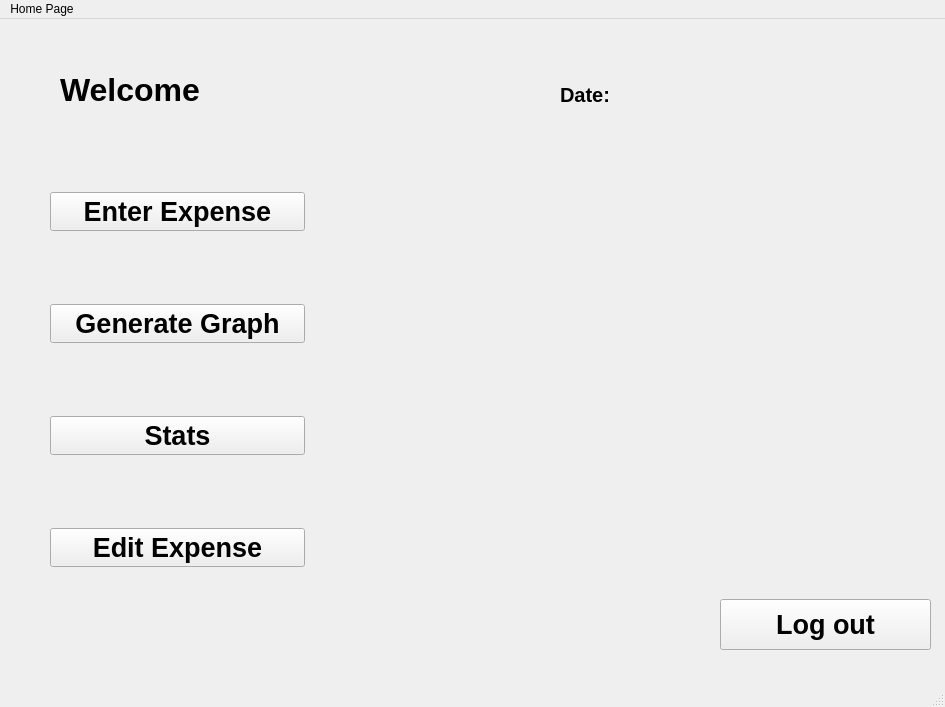
pukaradhikari1/EndSemProject-1, file mind_your_money/Mind_Your_Money/mainwindow.ui: the form before one commit.
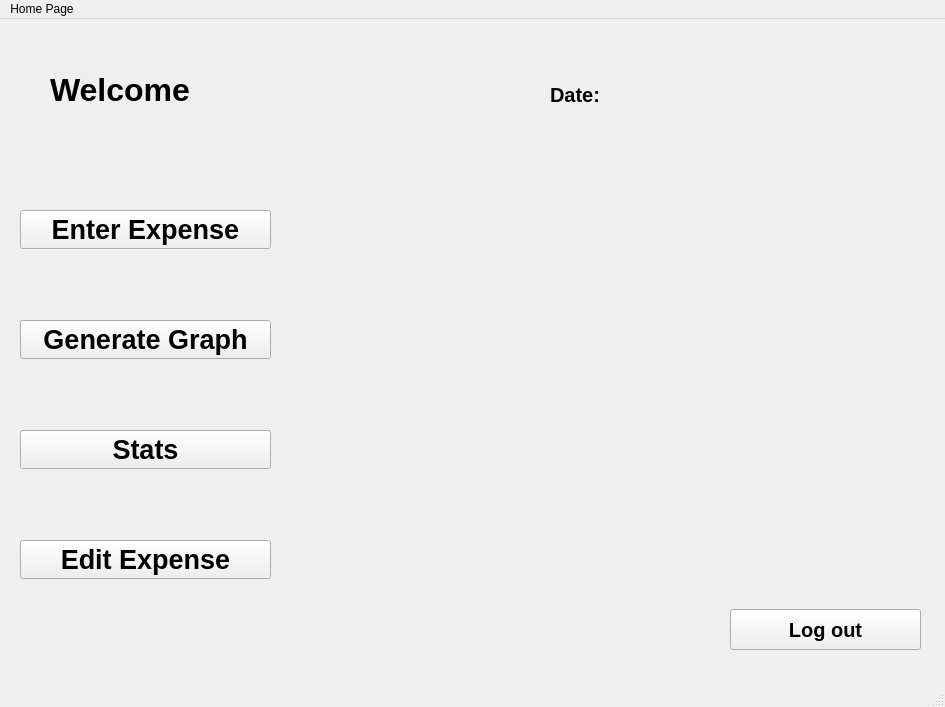
The form after the commit. The open tabs and pages were chosen to show the change.

Commit message: Suggestion and Monthly Report left

Patch:
```diff
--- a/mind_your_money/Mind_Your_Money/mainwindow.ui
+++ b/mind_your_money/Mind_Your_Money/mainwindow.ui
@@ -17,7 +17,7 @@
    <widget class="QStackedWidget" name="stackedWidget">
     <property name="geometry">
      <rect>
-      <x>20</x>
+      <x>10</x>
       <y>10</y>
       <width>911</width>
       <height>651</height>
@@ -730,10 +730,10 @@
      <widget class="QWidget" name="verticalLayoutWidget_2">
       <property name="geometry">
        <rect>
-        <x>30</x>
-        <y>140</y>
-        <width>255</width>
-        <height>421</height>
+        <x>10</x>
+        <y>160</y>
+        <width>251</width>
+        <height>411</height>
        </rect>
       </property>
       <layout class="QVBoxLayout" name="verticalLayout_2">
@@ -875,15 +875,15 @@
      <widget class="QPushButton" name="btnLogout">
       <property name="geometry">
        <rect>
-        <x>700</x>
-        <y>570</y>
-        <width>211</width>
-        <height>51</height>
+        <x>720</x>
+        <y>580</y>
+        <width>191</width>
+        <height>41</height>
        </rect>
       </property>
       <property name="font">
        <font>
-        <pointsize>20</pointsize>
+        <pointsize>15</pointsize>
         <bold>true</bold>
        </font>
       </property>
@@ -894,10 +894,10 @@
      <widget class="QLabel" name="name">
       <property name="geometry">
        <rect>
-        <x>240</x>
-        <y>30</y>
+        <x>270</x>
+        <y>40</y>
         <width>151</width>
-        <height>51</height>
+        <height>41</height>
        </rect>
       </property>
       <property name="text">
```
Left out of the diff: 27 changed lines with no effect on the pictures. The commit also changes 2 other files.
